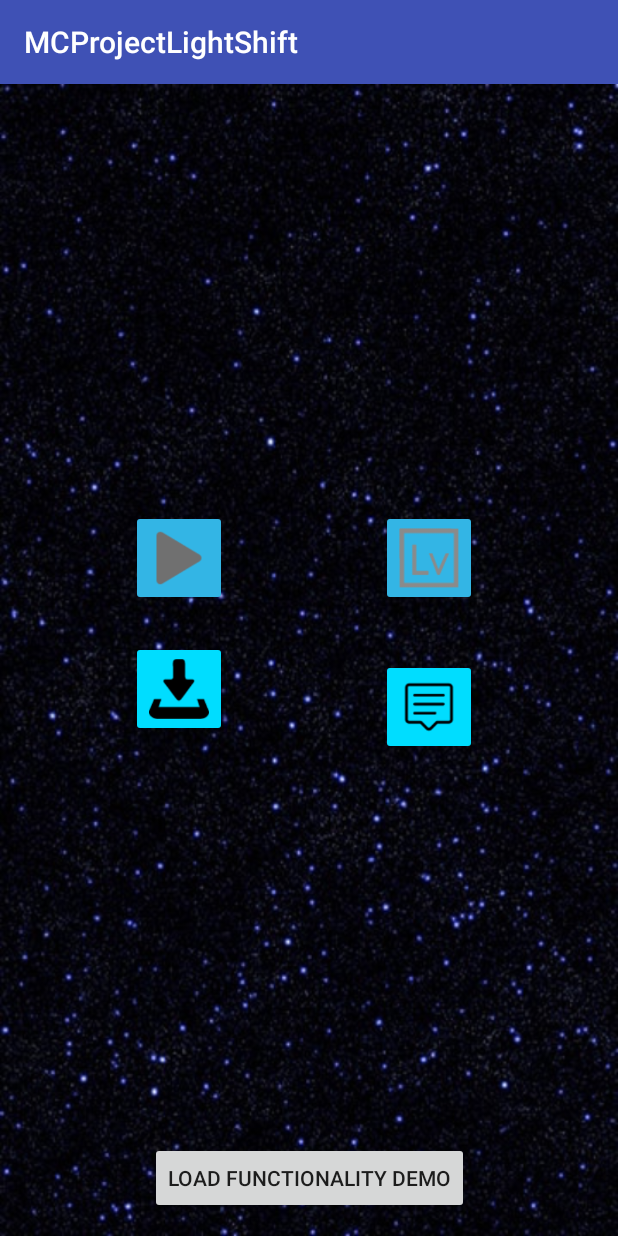
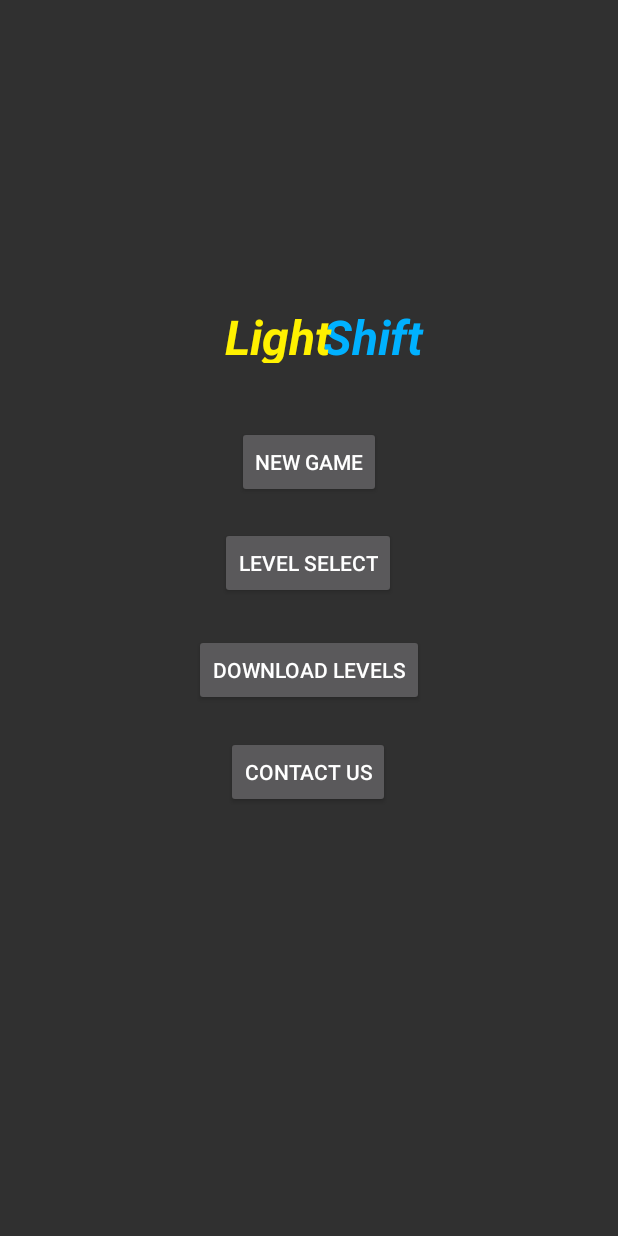
Before and after one commit to matthewjamesca/MobileCompProject-Lightshift, an Android app: the screen it shows after launch (MainActivity), on a phone screen of 412 x 824 dp. Run offline under Robolectric (Android 15) with nearby library versions, the phone set to English and light mode, and no system bars.

Commit message:
Update 2 Merge

```diff
--- a/app/src/main/java/mc/group/seven/mcprojectlightshift/GameActivity.java
+++ b/app/src/main/java/mc/group/seven/mcprojectlightshift/GameActivity.java
@@ -41,7 +41,7 @@ public class GameActivity extends AppCompatActivity {
 
         //load levels and determine current level
         levelList = new LevelList();
-        currentLevelId = 0;
+        currentLevelId = 2;
         gv = (GridView) this.findViewById(R.id.mygrid);
 
         //initialize both the user's board and the game key
@@ -503,39 +503,39 @@ public class GameActivity extends AppCompatActivity {
         }
         // teleporter tile logic
         else if (gameKey[currentIndex - 1].equals("[ T ]")) {
+            // replace current index
             gameBoard[currentIndex] = gameKey[currentIndex];
+            // search for second teleportation tile
             for (int i = 0; i < gameKey.length; i++) {
-                if (gameKey[i].equals("[ T ]") && i != (currentIndex + 1)) {
+                // if it equals the teleporter tile and isnt the current index
+                if (gameKey[i].equals("[ T ]") && i != (currentIndex - 1)) {
                     gameBoard[i] = "[ o ]";
                     teleporterFlag = true;
                     teleporterIndex = i;
                 }
             }
-            gameBoard[currentIndex] = gameKey[currentIndex];
         }
         // teleporter cont
         else if (gameKey[currentIndex - 1].equals("[ U ]")) {
             gameBoard[currentIndex] = gameKey[currentIndex];
             for (int i = 0; i < gameKey.length; i++) {
-                if (gameKey[i].equals("[ U ]") && i != currentIndex + 1) {
+                if (gameKey[i].equals("[ U ]") && i != currentIndex - 1) {
                     gameBoard[i] = "[ o ]";
                     teleporterFlag = true;
                     teleporterIndex = i;
                 }
             }
-            gameBoard[currentIndex] = gameKey[currentIndex];
         }
         // teleporter cont
         else if (gameKey[currentIndex - 1].equals("[ V ]")) {
             gameBoard[currentIndex] = gameKey[currentIndex];
             for (int i = 0; i < gameKey.length; i++) {
-                if (gameKey[i].equals("[ V ]") && i != currentIndex + 1) {
+                if (gameKey[i].equals("[ V ]") && i != currentIndex - 1) {
                     gameBoard[i] = "[ o ]";
                     teleporterFlag = true;
                     teleporterIndex = i;
                 }
             }
-            gameBoard[currentIndex] = gameKey[currentIndex];
         }
         else {
             gameBoard[currentIndex - 1] = "[ o ]";
--- a/app/src/main/java/mc/group/seven/mcprojectlightshift/LevelList.java
+++ b/app/src/main/java/mc/group/seven/mcprojectlightshift/LevelList.java
@@ -25,7 +25,6 @@ public class LevelList implements Serializable{
          *  T = Teleporter 1 Tile
          *  U = Teleporter 2 Tile
          *  V = Teleporter 3 Tile
-         *  W = Teleporter 4 Tile
          **/
         String lvl0str = "23 x 30 b 31 y 32 y 37 g 39 y 44 y 45 y 46 y 51 b 51 s";
         String lvl1str = "24 y 31 y 38 b 39 y 45 y 52 x 45 s";
@@ -33,12 +32,12 @@ public class LevelList implements Serializable{
 
         Level lvl0 = new Level(0, lvl0str, "Level 0 - Learning to Shift", 0, -1);
         Level lvl1 = new Level(1, lvl1str, "Level 1 - Getting Started", 0, -1);
-        //Level lvl2 = new Level(2, lvl2str, "Level T - Teleporter Test", 0, -1);
+        Level lvl2 = new Level(2, lvl2str, "Level T - Teleporter Test", 0, -1);
 
 
         addLevel(lvl0);
         addLevel(lvl1);
-        //addLevel(lvl2);
+        addLevel(lvl2);
     }
 
     public ArrayList<Level> getLevels() {
--- a/app/src/main/res/layout/activity_download_levels.xml
+++ b/app/src/main/res/layout/activity_download_levels.xml
@@ -9,17 +9,21 @@
 
     <TextView xmlns:android="http://schemas.android.com/apk/res/android"
         android:id="@+id/label"
-        android:layout_width="fill_parent"
-        android:layout_height="fill_parent"
+        android:layout_width="0dp"
+        android:layout_height="0dp"
         android:padding="10dip"
         android:textSize="16dip"
-        android:textStyle="bold" >
+        android:textStyle="bold"
+        tools:layout_editor_absoluteY="0dp"
+        tools:layout_editor_absoluteX="0dp">
     </TextView>
 
     <ListView
         android:id="@+id/download_list"
-        android:layout_width="match_parent"
-        android:layout_height="wrap_content">
+        android:layout_width="0dp"
+        android:layout_height="wrap_content"
+        tools:layout_editor_absoluteY="0dp"
+        tools:layout_editor_absoluteX="8dp">
     </ListView>
 
 </android.support.constraint.ConstraintLayout>
--- a/app/src/main/res/layout/activity_game.xml
+++ b/app/src/main/res/layout/activity_game.xml
@@ -106,8 +106,10 @@
         android:layout_marginLeft="8dp"
         android:layout_marginRight="8dp"
         android:layout_marginTop="8dp"
+        android:gravity="center"
         android:text="@string/levelhdr"
-        android:gravity="center"
+        android:textStyle="bold"
+        android:textSize="18sp"
         app:layout_constraintBottom_toBottomOf="parent"
         app:layout_constraintLeft_toLeftOf="parent"
         app:layout_constraintRight_toRightOf="parent"
--- a/app/src/main/res/layout/activity_main.xml
+++ b/app/src/main/res/layout/activity_main.xml
@@ -4,7 +4,6 @@
     xmlns:tools="http://schemas.android.com/tools"
     android:layout_width="match_parent"
     android:layout_height="match_parent"
-    android:background="@drawable/background"
     tools:context="mc.group.seven.mcprojectlightshift.MainActivity">
 
     <Button
@@ -13,152 +12,84 @@
         android:layout_height="wrap_content"
         android:layout_marginBottom="8dp"
         android:layout_marginTop="8dp"
-
-        android:backgroundTint="@android:color/holo_blue_bright"
-        android:elevation="0dp"
+        android:text="@string/playbtn_name"
         android:onClick="openGame"
-        android:text="@string/playbtn_name"
-        android:textColor="@android:color/background_light"
-        android:visibility="invisible"
         app:layout_constraintBottom_toBottomOf="parent"
-        app:layout_constraintHorizontal_bias="0.133"
         app:layout_constraintLeft_toLeftOf="parent"
         app:layout_constraintRight_toRightOf="parent"
         app:layout_constraintTop_toTopOf="parent"
-        app:layout_constraintVertical_bias="0.724"
-        tools:layout_constraintLeft_creator="1"
-        tools:layout_constraintRight_creator="1" />
-
-    <Button
-        android:id="@+id/loadbutton"
-        android:layout_width="wrap_content"
-        android:layout_height="wrap_content"
-        android:layout_marginBottom="8dp"
-        android:layout_marginTop="8dp"
-        android:onClick="loadGameState"
-        android:text="Load Functionality Demo"
-        app:layout_constraintBottom_toBottomOf="parent"
-        app:layout_constraintLeft_toLeftOf="parent"
-        app:layout_constraintRight_toRightOf="parent"
-        app:layout_constraintTop_toBottomOf="@+id/btn_play"
-        app:layout_constraintVertical_bias="0.952"
-        tools:layout_constraintLeft_creator="1"
-        tools:layout_constraintRight_creator="1" />
+        app:layout_constraintHorizontal_bias="0.501"
+        app:layout_constraintVertical_bias="0.363"
+        tools:layout_constraintRight_creator="1"
+        tools:layout_constraintLeft_creator="1" />
 
     <Button
         android:id="@+id/button_contact"
         android:layout_width="wrap_content"
         android:layout_height="wrap_content"
-        android:layout_marginLeft="43dp"
-        android:layout_marginRight="8dp"
+        android:text="Contact Us"
+        android:onClick="openContactUs"
+        tools:layout_constraintTop_creator="1"
         android:layout_marginStart="21dp"
-        android:text="Contact US"
-        android:visibility="invisible"
-        app:layout_constraintHorizontal_bias="0.0"
-        app:layout_constraintLeft_toRightOf="@+id/btn_dl"
-        app:layout_constraintRight_toRightOf="parent"
-        tools:layout_editor_absoluteY="390dp" />
+        android:layout_marginTop="20dp"
+        app:layout_constraintTop_toBottomOf="@+id/btn_dl"
+        tools:layout_constraintLeft_creator="1"
+        app:layout_constraintLeft_toLeftOf="@+id/btn_dl"
+        android:layout_marginLeft="21dp" />
 
     <Button
         android:id="@+id/btn_dl"
         android:layout_width="wrap_content"
         android:layout_height="wrap_content"
-        android:layout_marginBottom="8dp"
-        android:layout_marginLeft="-1dp"
-        android:layout_marginTop="8dp"
         android:text="Download Levels"
-        android:visibility="invisible"
-        app:layout_constraintBottom_toBottomOf="parent"
-        app:layout_constraintLeft_toLeftOf="parent"
-        app:layout_constraintTop_toTopOf="parent"
-        app:layout_constraintVertical_bias="0.832" />
+        android:onClick="openDownloadableLevels"
+        tools:layout_constraintTop_creator="1"
+        tools:layout_constraintRight_creator="1"
+        app:layout_constraintRight_toRightOf="parent"
+        android:layout_marginTop="23dp"
+        app:layout_constraintTop_toBottomOf="@+id/btn_lvlSelect"
+        tools:layout_constraintLeft_creator="1"
+        app:layout_constraintLeft_toLeftOf="parent" />
 
     <Button
         android:id="@+id/btn_lvlSelect"
-        style="@style/Widget.AppCompat.Button.Colored"
         android:layout_width="wrap_content"
         android:layout_height="wrap_content"
-        android:layout_marginLeft="8dp"
-        android:layout_marginRight="8dp"
-        android:backgroundTint="@android:color/background_dark"
-        android:elevation="0dp"
         android:text="Level Select"
-        android:visibility="invisible"
-        app:layout_constraintLeft_toRightOf="@+id/btn_play"
-        app:layout_constraintRight_toRightOf="parent"
-        tools:layout_editor_absoluteY="332dp" />
+        android:onClick="openLevelSelect"
+        tools:layout_constraintTop_creator="1"
+        android:layout_marginStart="17dp"
+        android:layout_marginTop="19dp"
+        app:layout_constraintTop_toBottomOf="@+id/btn_play"
+        tools:layout_constraintLeft_creator="1"
+        app:layout_constraintLeft_toLeftOf="@+id/btn_dl" />
 
-    <ImageButton
-        android:id="@+id/img_play"
-        android:layout_width="64dp"
-        android:layout_height="64dp"
-        android:layout_marginBottom="8dp"
-        android:layout_marginLeft="8dp"
-        android:layout_marginRight="8dp"
-        android:layout_marginTop="8dp"
-        android:backgroundTint="@android:color/holo_blue_light"
-        android:onClick="openGame"
-        android:scaleType="fitCenter"
-        app:layout_constraintBottom_toBottomOf="parent"
-        app:layout_constraintHorizontal_bias="0.239"
-        app:layout_constraintLeft_toLeftOf="parent"
-        app:layout_constraintRight_toRightOf="parent"
-        app:layout_constraintTop_toTopOf="parent"
-        app:layout_constraintVertical_bias="0.401"
-        app:srcCompat="@drawable/start" />
+    <TextView
+        android:id="@+id/tv_titleB"
+        android:layout_width="67dp"
+        android:layout_height="41dp"
+        android:text="Shift"
+        android:textColor="#00b1ff"
+        android:textSize="32sp"
+        android:textStyle="bold|italic"
+        tools:layout_constraintBottom_creator="1"
+        app:layout_constraintBottom_toTopOf="@+id/btn_play"
+        android:layout_marginStart="65dp"
+        tools:layout_constraintLeft_creator="1"
+        android:layout_marginBottom="40dp"
+        app:layout_constraintLeft_toLeftOf="@+id/tv_titleA" />
 
-    <ImageButton
-        android:id="@+id/imageButton2"
-        android:layout_width="64dp"
-        android:layout_height="64dp"
-        android:layout_marginBottom="8dp"
-        android:layout_marginLeft="8dp"
-        android:layout_marginRight="8dp"
-        android:layout_marginTop="8dp"
-        android:backgroundTint="@android:color/holo_blue_light"
-        android:scaleType="fitCenter"
-        app:layout_constraintBottom_toBottomOf="parent"
-        app:layout_constraintHorizontal_bias="0.524"
-        app:layout_constraintLeft_toRightOf="@+id/img_play"
-        app:layout_constraintRight_toRightOf="parent"
-        app:layout_constraintTop_toTopOf="parent"
-        app:layout_constraintVertical_bias="0.401"
-        app:srcCompat="@drawable/level" />
-
-    <ImageButton
-        android:id="@+id/imageButton3"
-        android:layout_width="64dp"
-        android:layout_height="64dp"
-        android:backgroundTint="@android:color/holo_blue_bright"
-        android:scaleType="fitCenter"
-        app:srcCompat="@drawable/download"
-        android:layout_marginTop="23dp"
-        app:layout_constraintTop_toBottomOf="@+id/img_play"
-        android:layout_marginLeft="8dp"
-        app:layout_constraintLeft_toLeftOf="parent"
-        android:layout_marginRight="8dp"
-        app:layout_constraintRight_toRightOf="parent"
-        app:layout_constraintHorizontal_bias="0.239"
-        app:layout_constraintBottom_toBottomOf="parent"
-        android:layout_marginBottom="8dp"
-        app:layout_constraintVertical_bias="0.0" />
-
-    <ImageButton
-        android:id="@+id/imageButton4"
-        android:layout_width="64dp"
-        android:layout_height="64dp"
-        android:backgroundTint="@android:color/holo_blue_bright"
-        android:scaleType="fitCenter"
-        app:srcCompat="@drawable/contact"
-        android:layout_marginTop="8dp"
-        app:layout_constraintTop_toBottomOf="@+id/imageButton2"
-        android:layout_marginRight="8dp"
-        app:layout_constraintRight_toRightOf="parent"
-        app:layout_constraintLeft_toRightOf="@+id/imageButton3"
-        android:layout_marginLeft="8dp"
-        app:layout_constraintBottom_toBottomOf="parent"
-        android:layout_marginBottom="8dp"
-        app:layout_constraintHorizontal_bias="0.524"
-        app:layout_constraintVertical_bias="0.08" />
-
+    <TextView
+        android:id="@+id/tv_titleA"
+        android:layout_width="74dp"
+        android:layout_height="39dp"
+        android:text="Light"
+        android:textColor="#fff100"
+        android:textSize="32sp"
+        android:textStyle="bold|italic"
+        tools:layout_constraintRight_creator="1"
+        android:layout_marginEnd="30dp"
+        app:layout_constraintRight_toRightOf="@+id/btn_play"
+        app:layout_constraintBaseline_toBaselineOf="@+id/tv_titleB"
+        tools:layout_constraintBaseline_creator="1" />
 </android.support.constraint.ConstraintLayout>
--- a/app/src/main/res/values/styles.xml
+++ b/app/src/main/res/values/styles.xml
@@ -1,11 +1,8 @@
 <resources>
 
     <!-- Base application theme. -->
-    <style name="AppTheme" parent="Theme.AppCompat.Light.DarkActionBar">
-        <!-- Customize your theme here. -->
-        <item name="colorPrimary">@color/colorPrimary</item>
-        <item name="colorPrimaryDark">@color/colorPrimaryDark</item>
-        <item name="colorAccent">@color/colorAccent</item>
+    <style name="AppTheme" parent="Theme.AppCompat.NoActionBar">
+
     </style>
 
 
```
